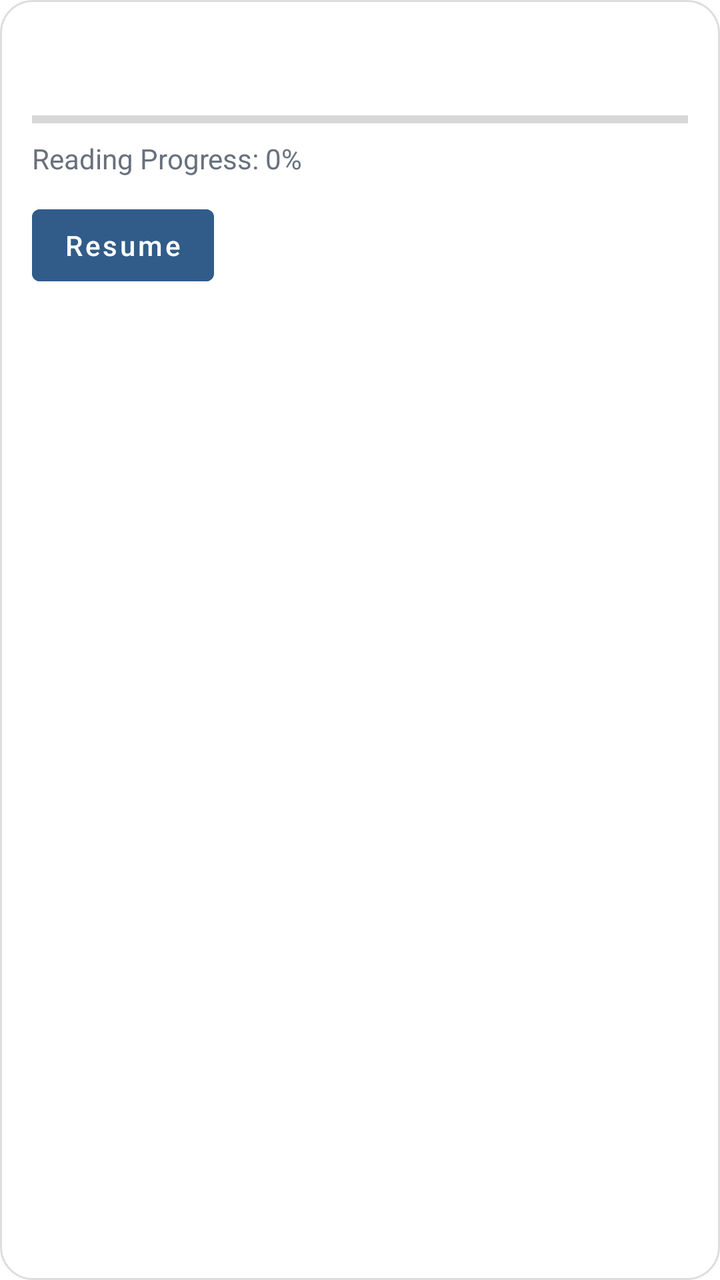
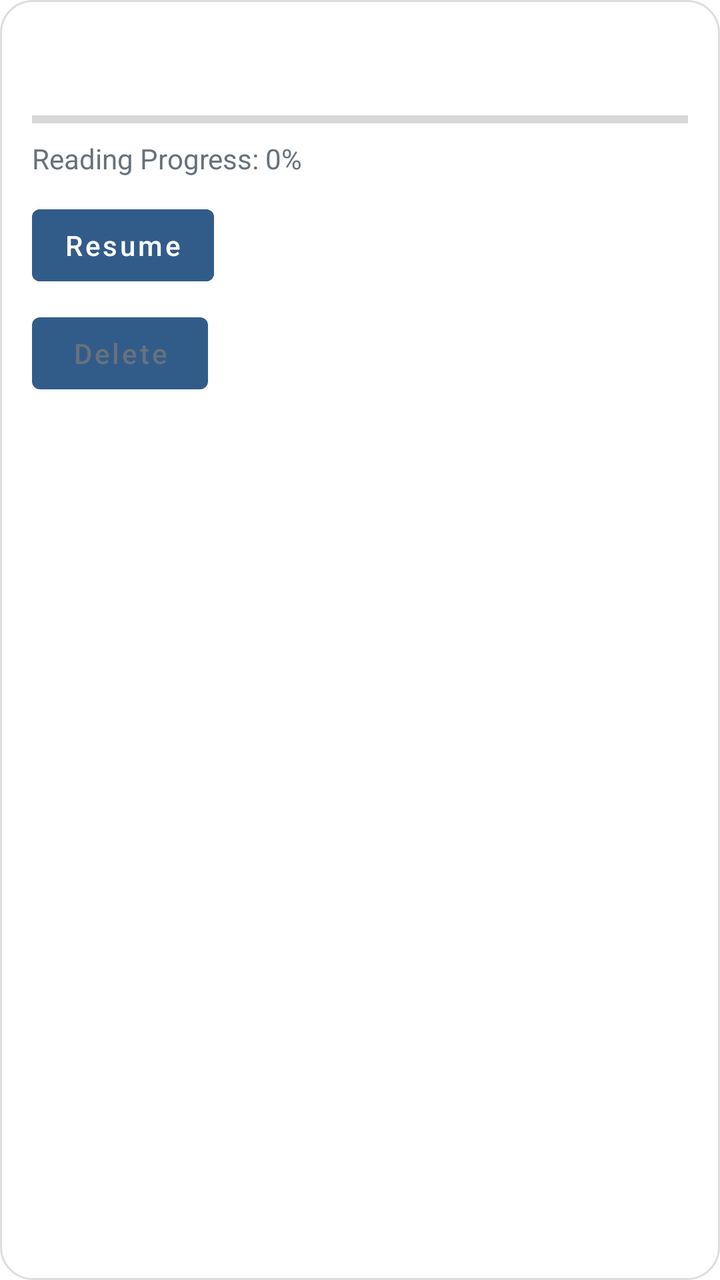

Compare the two renders of this Android layout. The source of the first and the diff that turns it into the second are given below.
<!-- AndroidManifest.xml: application theme Theme.MindsetReader -->
<!-- res/layout/item_pdf_book.xml -->
<LinearLayout xmlns:android="http://schemas.android.com/apk/res/android"
    android:id="@+id/pdfBookItem"
    android:layout_width="match_parent"
    android:layout_height="wrap_content"
    android:orientation="vertical"
    android:layout_marginTop="12dp"
    android:background="@drawable/pdf_book_card_background">

    <TextView
        android:id="@+id/pdfBookName"
        android:layout_width="match_parent"
        android:layout_height="wrap_content"
        android:textSize="19sp"
        android:textStyle="bold"
        android:maxLines="2"
        android:ellipsize="end"
        android:textColor="@color/text_primary"
        />

    <ProgressBar
        android:id="@+id/pdfBookProgress"
        style="?android:attr/progressBarStyleHorizontal"
        android:layout_width="match_parent"
        android:layout_height="8dp"
        android:layout_marginTop="14dp"
        android:max="100"
        android:progressTint="@color/progress" />



    <TextView
        android:id="@+id/pdfBookProgressText"
        android:layout_width="wrap_content"
        android:layout_height="wrap_content"
        android:layout_marginTop="6dp"
        android:text="@string/reading_progress_zero"
        android:textSize="14sp"
        android:textColor="@color/text_secondary" />
    <Button
        android:id="@+id/pdfBookResumeButton"
        android:layout_width="wrap_content"
        android:layout_height="wrap_content"
        android:layout_marginTop="10dp"
        android:text="@string/resume"
        android:textAllCaps="false"
        android:textColor="@color/white"
        android:backgroundTint="@color/primary" />

</LinearLayout>
<!-- resources referenced by this layout -->
<resources>
  <color name="primary">#315C8A</color>
  <color name="progress">#315C8A</color>
  <color name="text_primary">#20252B</color>
  <color name="text_secondary">#68717C</color>
  <color name="white">#FFFFFFFF</color>
  <!-- drawable pdf_book_card_background (drawable) -->
  <?xml version="1.0" encoding="utf-8"?>
  <shape xmlns:android="http://schemas.android.com/apk/res/android"
      android:shape="rectangle">
  
      <corners android:radius="16dp" />
  
      <solid android:color="@android:color/white" />
  
      <stroke
          android:width="1dp"
          android:color="#DDDDDD" />
  
      <padding
          android:left="16dp"
          android:top="16dp"
          android:right="16dp"
          android:bottom="16dp" />
  
  </shape>
  <string name="reading_progress_zero">Reading Progress: 0%</string>
  <string name="resume">Resume</string>
  <style name="Theme.MindsetReader" parent="Theme.MaterialComponents.DayNight.DarkActionBar">
  
          <item name="colorPrimary">@color/primary</item>
          <item name="colorPrimaryVariant">@color/primary_dark</item>
          <item name="colorOnPrimary">@color/white</item>
  
          <item name="colorSecondary">@color/primary_light</item>
          <item name="colorSecondaryVariant">@color/primary</item>
          <item name="colorOnSecondary">@color/black</item>
  
          <item name="android:statusBarColor">?attr/colorPrimaryVariant</item>
  
      </style>
  <color name="primary_dark">#234568</color>
  <color name="primary_light">#DCE9F5</color>
  <color name="black">#FF000000</color>
</resources>

<!-- the commit's change to res/layout/item_pdf_book.xml (unified diff, before → after) -->
@@ -4,7 +4,8 @@
     android:layout_height="wrap_content"
     android:orientation="vertical"
     android:layout_marginTop="12dp"
-    android:background="@drawable/pdf_book_card_background">
+    android:background="@drawable/pdf_book_card_background"
+    android:padding="16dp">
 
     <TextView
         android:id="@+id/pdfBookName"
@@ -46,4 +47,13 @@
         android:textColor="@color/white"
         android:backgroundTint="@color/primary" />
 
+    <Button
+        android:id="@+id/pdfBookDeleteButton"
+        android:layout_width="wrap_content"
+        android:layout_height="wrap_content"
+        android:layout_marginTop="6dp"
+        android:text="@string/delete"
+        android:textAllCaps="false"
+        android:textColor="@color/text_secondary" />
+
 </LinearLayout>
<!-- resource entries referenced after the edit -->
@@ -25,6 +25,7 @@
           android:bottom="16dp" />
   
   </shape>
+  <string name="delete">Delete</string>
   <string name="reading_progress_zero">Reading Progress: 0%</string>
   <string name="resume">Resume</string>
   <style name="Theme.MindsetReader" parent="Theme.MaterialComponents.DayNight.DarkActionBar">
